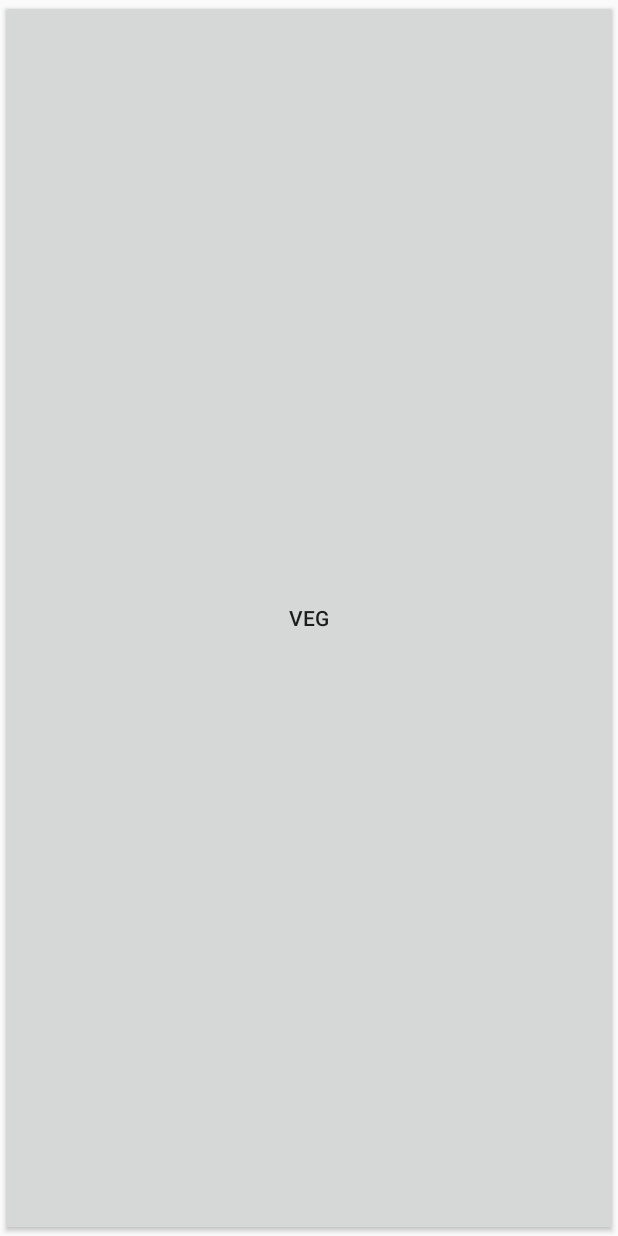
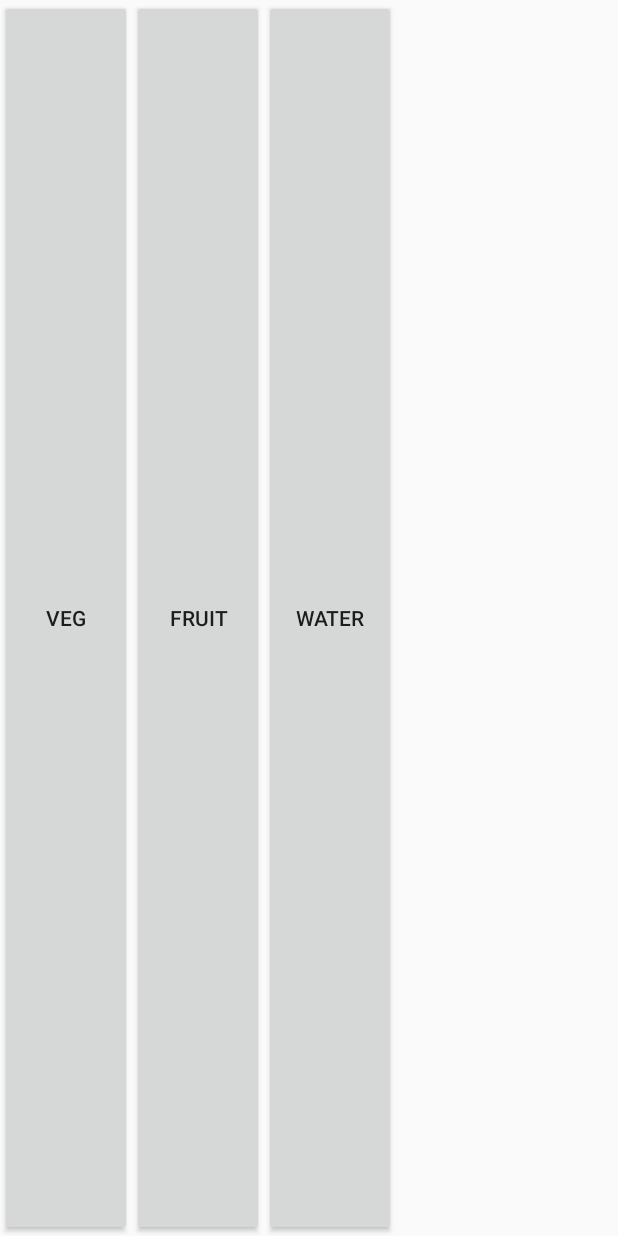
Before and after one commit to avh4/trackitall-android, an Android app: the layout bar.xml on its own in the app's theme, with its tools: preview values and no code run, on a phone screen of 412 x 824 dp. Run offline under Robolectric (Android 15) with nearby library versions, the phone set to English and light mode, and no system bars.

Commit message:
Show fruit and water in the notification bar

```diff
--- a/app/src/main/res/layout/bar.xml
+++ b/app/src/main/res/layout/bar.xml
@@ -1,15 +1,27 @@
 <?xml version="1.0" encoding="utf-8"?>
 
 <LinearLayout xmlns:android="http://schemas.android.com/apk/res/android"
-              android:orientation="vertical"
+              android:orientation="horizontal"
               android:layout_width="match_parent"
               android:layout_height="match_parent">
 
     <Button
-            android:layout_width="match_parent"
+            android:layout_width="wrap_content"
             android:layout_height="match_parent"
             android:text="Veg"
             android:id="@+id/btn_veg"
             />
+    <Button
+            android:layout_width="wrap_content"
+            android:layout_height="match_parent"
+            android:text="Fruit"
+            android:id="@+id/btn_fruit"
+            />
+    <Button
+            android:layout_width="wrap_content"
+            android:layout_height="match_parent"
+            android:text="Water"
+            android:id="@+id/btn_water"
+            />
 
 </LinearLayout>
```
Also changed, not shown: app/src/main/java/org/buildsomethingawesome/myapplication/app/MyService.java (+35 -9 lines).
